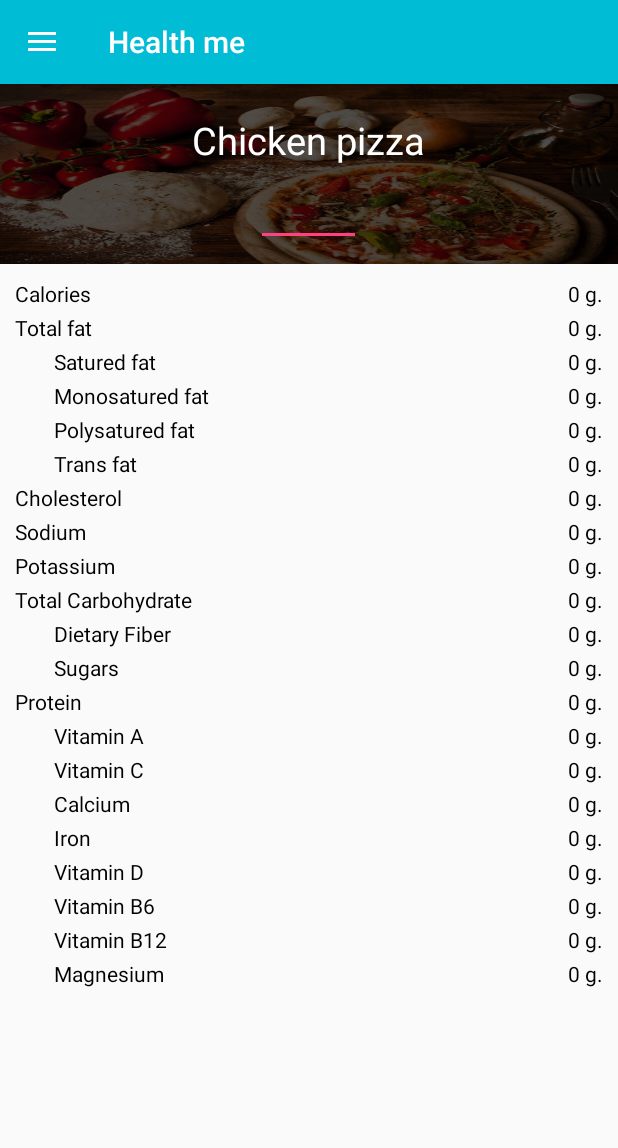
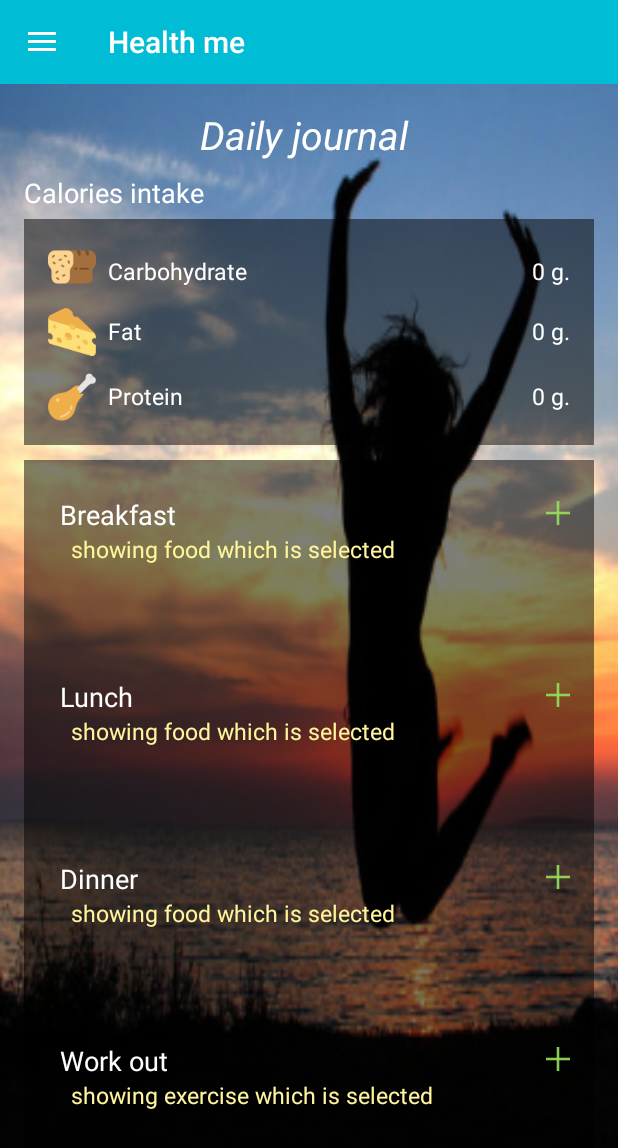
Before and after one commit to l3alanz/Final-project, an Android app: the screen it shows after launch (MainActivity), on a phone screen of 412 x 824 dp. Shown: the top 1148 px of the screen. Run offline under Robolectric (Android 15) with nearby library versions, the phone set to English and light mode, and no system bars; libraries missing offline, so code that uses them is left out: com.inthecheesefactory.thecheeselibrary; 1 statement that could not run was skipped.

Commit message:
Add activity daily journal, setting

```diff
--- a/app/build.gradle
+++ b/app/build.gradle
@@ -27,4 +27,5 @@ dependencies {
     compile 'com.android.support:appcompat-v7:25.1.0'
     testCompile 'junit:junit:4.12'
     compile project(':TheCheeseLibrary')
+    compile 'com.google.android.gms:play-services-appindexing:8.4.0'
 }
--- a/app/src/main/java/com/example/nicha/finalproject/fragment/MainFragment.java
+++ b/app/src/main/java/com/example/nicha/finalproject/fragment/MainFragment.java
@@ -30,7 +30,7 @@ public class MainFragment extends Fragment {
     @Override
     public View onCreateView(LayoutInflater inflater, ViewGroup container,
                              Bundle savedInstanceState) {
-        View rootView = inflater.inflate(R.layout.activity_food_fact, container, false);
+        View rootView = inflater.inflate(R.layout.activity_daily_journal, container, false);
         initInstances(rootView);
         return rootView;
     }
--- /dev/null
+++ b/app/src/main/res/layout/activity_daily_journal.xml
@@ -0,0 +1,300 @@
+<?xml version="1.0" encoding="utf-8"?>
+<RelativeLayout xmlns:android="http://schemas.android.com/apk/res/android"
+    xmlns:tools="http://schemas.android.com/tools"
+    android:id="@+id/activity_daily_journal"
+    android:layout_width="match_parent"
+    android:layout_height="match_parent"
+    tools:context="com.example.nicha.finalproject.DailyJournalActivity">
+
+    <ImageView
+        android:layout_width="match_parent"
+        android:layout_height="match_parent"
+        android:scaleType="centerCrop"
+        android:background="@drawable/bg_dailyjournal"/>
+
+    <TextView
+        android:layout_width="wrap_content"
+        android:layout_height="wrap_content"
+        android:textSize="26dp"
+        android:layout_centerHorizontal="true"
+        android:textColor="#ffffff"
+        android:layout_marginTop="16dp"
+        android:textStyle="italic"
+        android:text="Daily journal "/>
+
+    <TextView
+        android:layout_width="wrap_content"
+        android:layout_height="wrap_content"
+        android:textSize="18dp"
+        android:textColor="#ffffff"
+        android:layout_marginTop="60dp"
+        android:layout_marginLeft="16dp"
+        android:text="Calories intake "/>
+
+
+    <LinearLayout
+        android:id="@+id/layout_CalIntake"
+        android:layout_width="match_parent"
+        android:layout_height="wrap_content"
+        android:orientation="vertical"
+        android:background="#80000000"
+        android:padding="16dp"
+        android:layout_alignParentTop="true"
+        android:layout_marginLeft="16dp"
+        android:layout_marginRight="16dp"
+        android:layout_marginTop="90dp">
+
+        <RelativeLayout
+            android:layout_width="match_parent"
+            android:layout_height="wrap_content">
+
+            <ImageView
+                android:id="@+id/icCarb"
+                android:layout_width="wrap_content"
+                android:layout_height="wrap_content"
+                android:background="@drawable/ic_carb"/>
+
+            <TextView
+                android:layout_toRightOf="@id/icCarb"
+                android:layout_width="wrap_content"
+                android:layout_height="wrap_content"
+                android:text="Carbohydrate"
+                android:layout_marginTop="8dp"
+                android:layout_marginLeft="8dp"
+                android:textColor="#ffffff"
+                android:textSize="15dp"/>
+
+            <TextView
+                android:id="@+id/tvShowCarb"
+                android:layout_width="wrap_content"
+                android:layout_height="wrap_content"
+                android:layout_alignParentRight="true"
+                android:layout_marginTop="8dp" android:textColor="#ffffff"
+                android:textSize="15dp"
+                android:text="0 g."/>
+        </RelativeLayout>
+
+        <RelativeLayout
+            android:layout_width="match_parent"
+            android:layout_height="wrap_content"
+            android:layout_marginTop="8dp">
+
+            <ImageView
+                android:id="@+id/icFat"
+                android:layout_width="wrap_content"
+                android:layout_height="wrap_content"
+                android:layout_marginTop="3dp"
+                android:background="@drawable/ic_fat"/>
+
+            <TextView
+                android:layout_toRightOf="@id/icFat"
+                android:layout_width="wrap_content"
+                android:layout_height="wrap_content"
+                android:text="Fat"
+                android:layout_marginTop="8dp"
+                android:layout_marginLeft="8dp"
+                android:textColor="#ffffff"
+                android:textSize="15dp"/>
+
+            <TextView
+                android:id="@+id/tvShowFat"
+                android:layout_width="wrap_content"
+                android:layout_height="wrap_content"
+                android:layout_alignParentRight="true"
+                android:layout_marginTop="8dp"
+                android:textColor="#ffffff"
+                android:textSize="15dp"
+                android:text="0 g."/>
+        </RelativeLayout>
+
+        <RelativeLayout
+            android:layout_width="match_parent"
+            android:layout_height="wrap_content"
+            android:layout_marginTop="8dp">
+
+            <ImageView
+                android:id="@+id/icProtein"
+                android:layout_width="wrap_content"
+                android:layout_height="wrap_content"
+                android:layout_marginTop="3dp"
+                android:background="@drawable/ic_protein"/>
+
+            <TextView
+                android:layout_toRightOf="@id/icProtein"
+                android:layout_width="wrap_content"
+                android:layout_height="wrap_content"
+                android:text="Protein"
+                android:layout_marginTop="8dp"
+                android:layout_marginLeft="8dp"
+                android:textColor="#ffffff"
+                android:textSize="15dp"/>
+
+            <TextView
+                android:id="@+id/tvShowProtein"
+                android:layout_width="wrap_content"
+                android:layout_height="wrap_content"
+                android:layout_alignParentRight="true"
+                android:layout_marginTop="8dp"
+                android:textColor="#ffffff"
+                android:textSize="15dp"
+                android:text="0 g."/>
+        </RelativeLayout>
+
+    </LinearLayout>
+
+
+
+    <LinearLayout
+        android:layout_below="@id/layout_CalIntake"
+        android:layout_width="match_parent"
+        android:layout_height="match_parent"
+        android:orientation="vertical"
+        android:background="#80000000"
+        android:padding="16dp"
+        android:layout_marginTop="10dp"
+        android:layout_marginLeft="16dp"
+        android:layout_marginRight="16dp">
+
+        <RelativeLayout
+            android:layout_width="match_parent"
+            android:layout_height="wrap_content"
+            android:layout_marginTop="8dp"
+            android:orientation="horizontal"
+            android:layout_weight="1">
+
+            <TextView
+                android:id="@+id/tvBreakfast"
+                android:layout_width="wrap_content"
+                android:layout_height="wrap_content"
+                android:text="Breakfast"
+                android:layout_marginLeft="8dp"
+                android:textColor="#ffffff"
+                android:textSize="18dp"/>
+
+            <ImageButton
+                android:layout_width="wrap_content"
+                android:layout_height="wrap_content"
+                android:background="@drawable/ic_add"
+                android:layout_marginTop="3dp"
+                android:layout_alignParentRight="true"/>
+
+            <TextView
+                android:id="@+id/tvShowBreakfast"
+                android:layout_below="@id/tvBreakfast"
+                android:layout_width="wrap_content"
+                android:layout_height="wrap_content"
+                android:layout_marginLeft="15dp"
+                android:text="showing food which is selected"
+                android:textColor="#FFF59D"
+                android:textSize="15dp"/>
+
+
+
+        </RelativeLayout>
+        <RelativeLayout
+            android:layout_width="match_parent"
+            android:layout_height="wrap_content"
+            android:layout_marginTop="8dp"
+            android:orientation="horizontal"
+            android:layout_weight="1">
+
+            <TextView
+                android:id="@+id/tvLunch"
+                android:layout_width="wrap_content"
+                android:layout_height="wrap_content"
+                android:text="Lunch"
+
+                android:layout_marginLeft="8dp"
+                android:textColor="#ffffff"
+                android:textSize="18dp"/>
+
+            <ImageButton
+                android:layout_width="wrap_content"
+                android:layout_height="wrap_content"
+                android:background="@drawable/ic_add"
+                android:layout_marginTop="3dp"
+                android:layout_alignParentRight="true"/>
+            <TextView
+                android:id="@+id/tvShowLunch"
+                android:layout_below="@id/tvLunch"
+                android:layout_width="wrap_content"
+                android:layout_height="wrap_content"
+                android:layout_marginLeft="15dp"
+                android:text="showing food which is selected"
+                android:textColor="#FFF59D"
+                android:textSize="15dp"/>
+
+        </RelativeLayout>
+        <RelativeLayout
+            android:layout_width="match_parent"
+            android:layout_height="wrap_content"
+            android:layout_marginTop="8dp"
+            android:orientation="horizontal"
+            android:layout_weight="1">
+
+            <TextView
+                android:id="@+id/tvDinner"
+                android:layout_width="wrap_content"
+                android:layout_height="wrap_content"
+                android:text="Dinner"
+
+                android:layout_marginLeft="8dp"
+                android:textColor="#ffffff"
+                android:textSize="18dp"/>
+
+            <ImageButton
+                android:layout_width="wrap_content"
+                android:layout_height="wrap_content"
+                android:background="@drawable/ic_add"
+                android:layout_marginTop="3dp"
+                android:layout_alignParentRight="true"/>
+            <TextView
+                android:id="@+id/tvShowDinner"
+                android:layout_below="@id/tvDinner"
+                android:layout_width="wrap_content"
+                android:layout_height="wrap_content"
+                android:layout_marginLeft="15dp"
+                android:text="showing food which is selected"
+                android:textColor="#FFF59D"
+                android:textSize="15dp"/>
+
+        </RelativeLayout>
+        <RelativeLayout
+            android:layout_width="match_parent"
+            android:layout_height="wrap_content"
+            android:layout_marginTop="8dp"
+            android:orientation="horizontal"
+            android:layout_weight="1">
+
+            <TextView
+                android:id="@+id/tvWorkout"
+                android:layout_width="wrap_content"
+                android:layout_height="wrap_content"
+                android:text="Work out"
+
+                android:layout_marginLeft="8dp"
+                android:textColor="#ffffff"
+                android:textSize="18dp"/>
+
+            <ImageButton
+                android:layout_width="wrap_content"
+                android:layout_height="wrap_content"
+                android:background="@drawable/ic_add"
+                android:layout_marginTop="3dp"
+                android:layout_alignParentRight="true"/>
+
+            <TextView
+                android:layout_below="@id/tvWorkout"
+                android:layout_width="wrap_content"
+                android:layout_height="wrap_content"
+                android:layout_marginLeft="15dp"
+                android:text="showing exercise which is selected"
+                android:textColor="#FFF59D"
+                android:textSize="15dp"/>
+
+        </RelativeLayout>
+
+    </LinearLayout>
+
+
+</RelativeLayout>
```
Also changed, not shown: app/src/main/AndroidManifest.xml (+11 -1 lines), app/src/main/java/com/example/nicha/finalproject/DailyJournalActivity.java (added, +13 -0 lines), app/src/main/java/com/example/nicha/finalproject/SettingActivity.java (added, +13 -0 lines), app/src/main/java/com/example/nicha/finalproject/TrackingActivity.java (+8 -2 lines), app/src/main/res/layout/activity_setting.xml (added, +197 -0 lines), app/src/main/res/drawable-xhdpi/bg_dailyjournal.jpg (added), app/src/main/res/drawable-xhdpi/bg_setting.jpg (added), app/src/main/res/drawable-xhdpi/ic_add.png (added), app/src/main/res/drawable-xhdpi/ic_carb.png (added), app/src/main/res/drawable-xhdpi/ic_fat.png (added), app/src/main/res/drawable-xhdpi/ic_protein.png (added).
